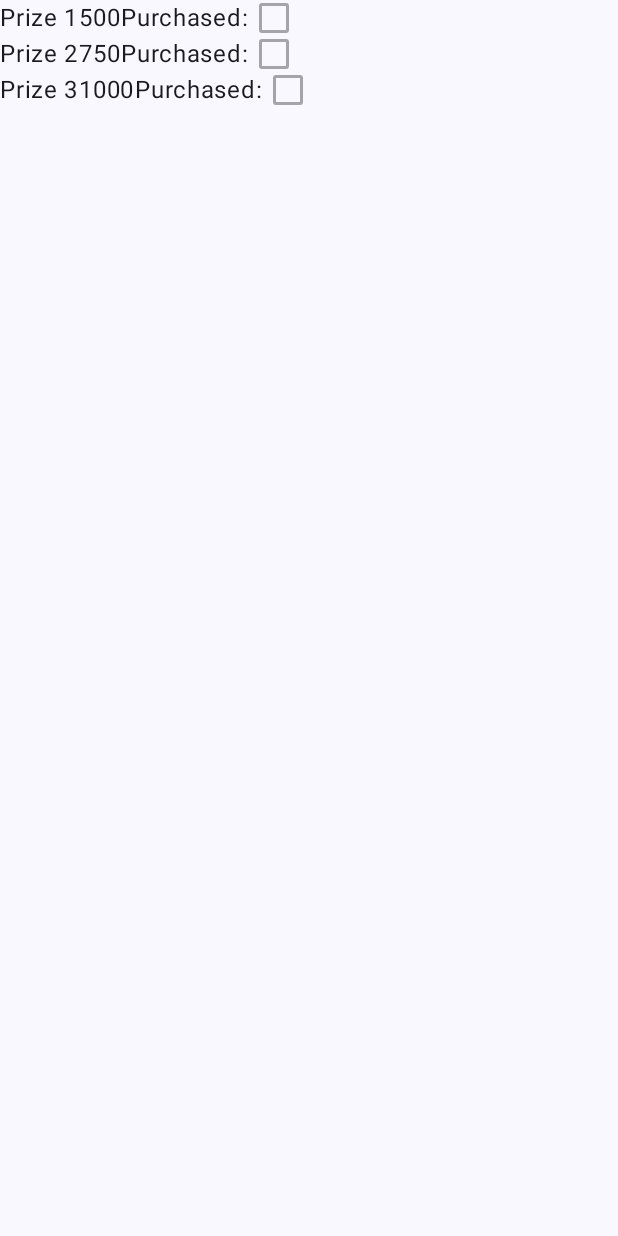
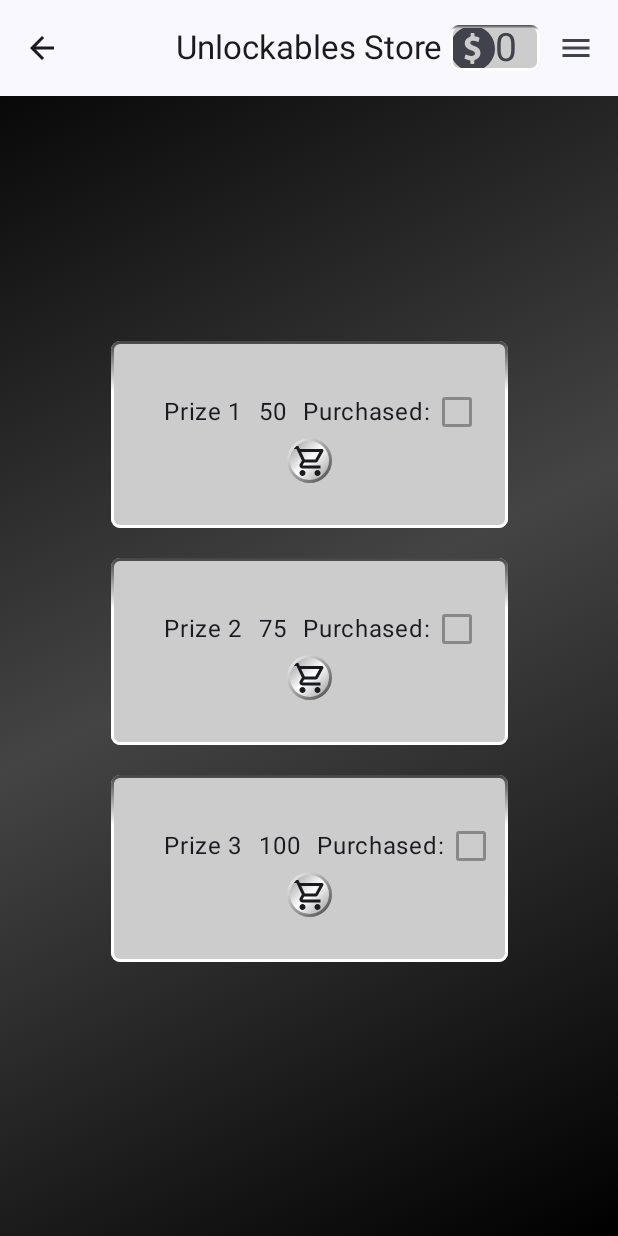
Before and after one commit to AndreMarthinsen/Hourglass-Pomodoro-app, an Android app built with Jetpack Compose: the composable UnlockableStoreScreen shown on its own in the app's theme, on a phone screen of 412 x 824 dp. Run offline under Robolectric (Android 15) with nearby library versions, the phone set to English and light mode, and no system bars; our stand-ins replace Room's generated code.

Commit message:
Added viewModel for Navbar; added currency display to navbar

```diff
--- a/app/src/main/java/com/example/assignment1/data/unlockable/UnlockableDatabase.kt
+++ b/app/src/main/java/com/example/assignment1/data/unlockable/UnlockableDatabase.kt
@@ -36,19 +36,19 @@ abstract class UnlockableDatabase : RoomDatabase() {
             return object : Callback() {
                 override fun onCreate(db: SupportSQLiteDatabase) {
                     super.onCreate(db)
-                    var dao = getDatabase(context)!!.unlockableDao()
+                    var dao = getDatabase(context).unlockableDao()
                     GlobalScope.launch {
                         dao.insert(Unlockable(
                             name = "Prize 1",
-                                cost = 500,
+                            cost = 50,
                             purchased = false))
                         dao.insert(Unlockable(
                             name = "Prize 2",
-                                cost = 750,
+                            cost = 75,
                             purchased = false))
                         dao.insert(Unlockable(
                             name = "Prize 3",
-                                cost = 1000,
+                            cost = 100,
                             purchased = false
                         ))
                     }
--- a/app/src/main/java/com/example/assignment1/ui/navigation/PomodoroNavHost.kt
+++ b/app/src/main/java/com/example/assignment1/ui/navigation/PomodoroNavHost.kt
@@ -86,7 +86,9 @@ fun PomodoroNavHost(
                 )
         }
         composable(route = UnlockableStoreDestination.route) {
-            UnlockableStoreScreen()
+            UnlockableStoreScreen(
+                navigateBack = { navController.popBackStack() },
+                navController = navController)
         }
     }
 }
--- a/app/src/main/java/com/example/assignment1/ui/unlockables/UnlockableStoreScreen.kt
+++ b/app/src/main/java/com/example/assignment1/ui/unlockables/UnlockableStoreScreen.kt
@@ -1,37 +1,132 @@
 package com.example.assignment1.ui.unlockables
 
+import androidx.compose.foundation.background
+import androidx.compose.foundation.layout.Arrangement
 import androidx.compose.foundation.layout.Column
+import androidx.compose.foundation.layout.PaddingValues
 import androidx.compose.foundation.layout.Row
+import androidx.compose.foundation.layout.Spacer
+import androidx.compose.foundation.layout.fillMaxSize
+import androidx.compose.foundation.layout.fillMaxWidth
+import androidx.compose.foundation.layout.height
+import androidx.compose.foundation.layout.padding
+import androidx.compose.material.icons.Icons
+import androidx.compose.material.icons.outlined.ShoppingCart
 import androidx.compose.material3.Checkbox
+import androidx.compose.material3.ExperimentalMaterial3Api
+import androidx.compose.material3.Icon
+import androidx.compose.material3.Scaffold
 import androidx.compose.material3.Text
 import androidx.compose.runtime.Composable
 import androidx.compose.runtime.collectAsState
 import androidx.compose.runtime.getValue
+import androidx.compose.ui.Alignment
+import androidx.compose.ui.Modifier
+import androidx.compose.ui.graphics.Brush
+import androidx.compose.ui.graphics.Color
+import androidx.compose.ui.res.painterResource
+import androidx.compose.ui.unit.dp
 import androidx.lifecycle.viewmodel.compose.viewModel
+import androidx.navigation.NavController
+import com.example.assignment1.PomodoroTopAppBar
+import com.example.assignment1.data.unlockable.Unlockable
 import com.example.assignment1.ui.AppViewModelProvider
 import com.example.assignment1.ui.navigation.NavigationDestination
+import com.example.assignment1.ui.visuals.MetallicContainer
+import com.example.assignment1.ui.visuals.RoundMetalButton
+import com.example.assignment1.ui.visuals.ShinyBlackContainer
 
 object UnlockableStoreDestination : NavigationDestination {
     override val route = "unlockable_store"
     override val titleRes = 8
 }
 
+@OptIn(ExperimentalMaterial3Api::class)
 @Composable
 fun UnlockableStoreScreen(
-    viewModel: UnlockableStoreViewModel = viewModel(factory = AppViewModelProvider.Factory)
+    viewModel: UnlockableStoreViewModel = viewModel(factory = AppViewModelProvider.Factory),
+    navController: NavController,
+    navigateBack: () -> Unit
 ) {
-    val unlockablesList by viewModel.unlockablesUiState.collectAsState()
+    val unlockables by viewModel.unlockablesUiState.collectAsState()
+    Scaffold(
+        topBar = {
+            PomodoroTopAppBar(
+                title = "Unlockables Store",
+                canNavigateBack = true,
+                navigateUp = navigateBack,
+                navController = navController)
+        }
+    ) { paddingValues ->
+        StoreBody(
+            unlockablesList = unlockables.unlockableList,
+            paddingValues)
+    }
 
-    Column {
-        unlockablesList.unlockableList.map {
-            Row {
-                Text(it.name)
-                Text(it.cost.toString())
-                Text("Purchased: ")
-                Checkbox(checked = it.purchased,
-                    onCheckedChange = null,
-                    enabled = false)
+
+}
+
+@Composable
+fun StoreBody(
+    unlockablesList: List<Unlockable>,
+    paddingValues: PaddingValues
+) {
+    ShinyBlackContainer {
+        Column(
+            modifier = Modifier
+                .padding(paddingValues)
+                .fillMaxSize(),
+            horizontalAlignment = Alignment.CenterHorizontally,
+            verticalArrangement = Arrangement.Center
+        ) {
+            unlockablesList.map {
+                UnlockableObject(it)
+                Spacer(modifier = Modifier.height(20.dp))
             }
         }
     }
 }
+
+@Composable
+fun UnlockableObject(unlockable: Unlockable) {
+    MetallicContainer(height = 50f, rounding = 6.dp) {
+        Column(
+            modifier = Modifier
+                .padding(30.dp)
+                .fillMaxWidth(0.7f),
+            horizontalAlignment = Alignment.CenterHorizontally
+        ) {
+            Row(
+                modifier = Modifier
+                    .fillMaxWidth()
+            ) {
+                Text(
+                    text = unlockable.name,
+                    modifier = Modifier
+                        .padding(5.dp))
+                Text(
+                    text = unlockable.cost.toString(),
+                    modifier = Modifier
+                        .padding(5.dp))
+                Text(text = "Purchased: ",
+                    modifier = Modifier
+                        .padding(5.dp))
+                Checkbox(checked = unlockable.purchased,
+                    onCheckedChange = null,
+                    enabled = false,
+                    modifier = Modifier
+                        .padding(5.dp))
+            }
+            Row {
+                RoundMetalButton(size = 30.dp, onClick = { /*TODO*/ }) {
+                   Icon(
+                       Icons.Outlined.ShoppingCart,
+                       null
+                   )
+                }
+            }
+        }
+
+    }
+
+}
```
Lines whose indentation alone changed are shown as unchanged.
